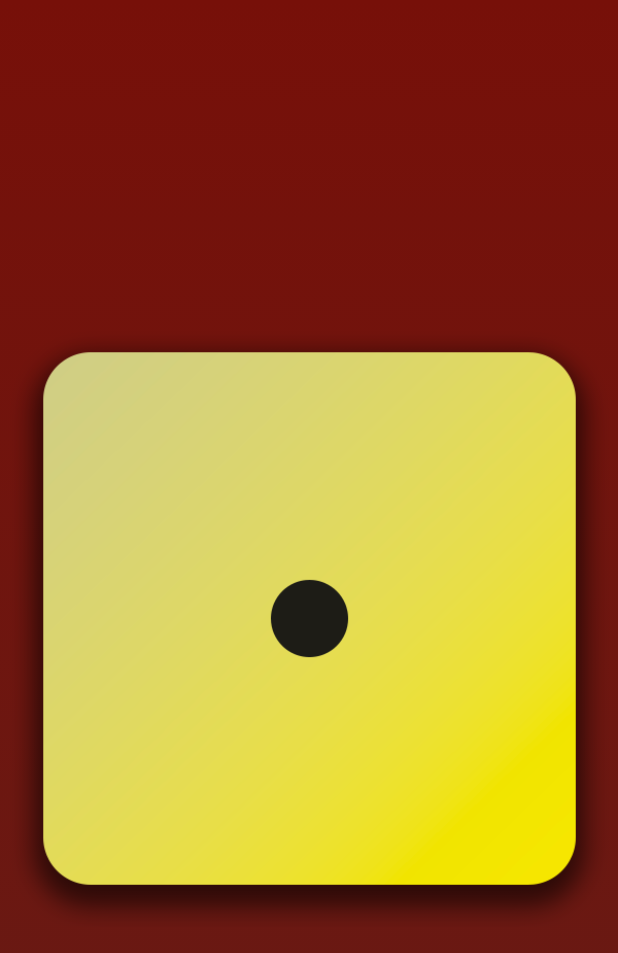
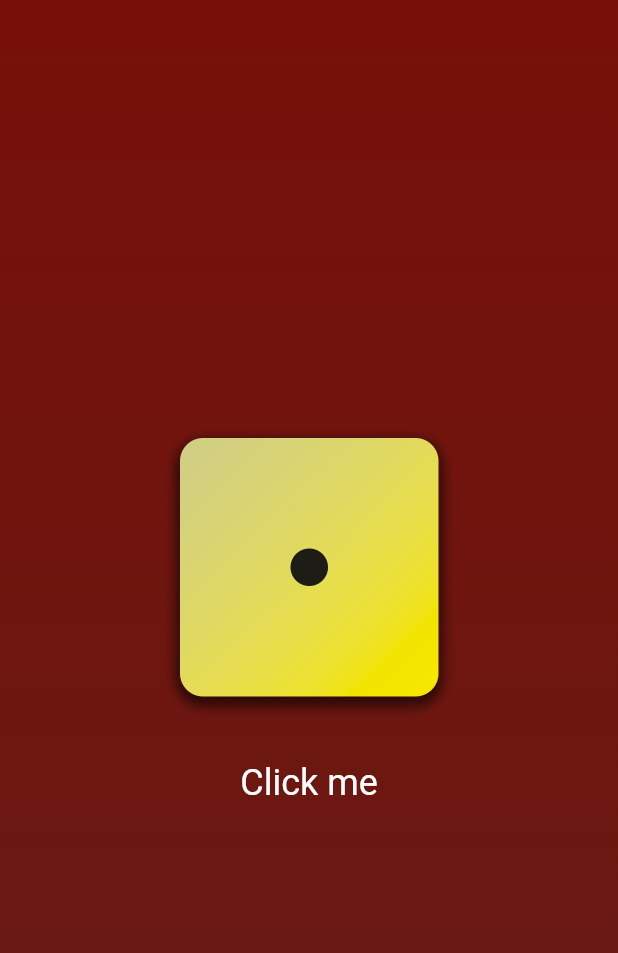
Before and after one commit to carrington-115/flutter-course, a Flutter app: the screen it shows after launch, on a phone screen of 412 x 824 dp. Shown: the top 953 px of the screen. Run offline on Flutter 3.47's test engine with Material 3 defaults, Android fonts, the phone set to English and light mode, and no system bars.

Commit message:
learned how to add buttons and use functions in them learned how to add columns learned how to style buttons

```diff
--- a/lib/gradient_container.dart
+++ b/lib/gradient_container.dart
@@ -6,8 +6,15 @@ const startAlign = Alignment.topCenter;
 const endAlign = Alignment.bottomCenter;
 
 class GradientContainer extends StatelessWidget {
-  const GradientContainer(this.colors, {super.key});
+  GradientContainer(this.colors, {super.key});
   final List<Color> colors;
+
+  var diceImage = 'assets/images/dice-1.png';
+  void rollDice() {
+    // handle roll
+    diceImage = 'assets/images/dice-3.png';
+    print("Changed the dice ....");
+  }
 
   @override // override all the features from StatelessWidget
   Widget build(context) {
@@ -19,7 +26,23 @@ class GradientContainer extends StatelessWidget {
           end: endAlign,
         ),
       ),
-      child: Center(child: Image.asset('assets/images/dice-1.png')),
+      child: Center(
+        child: Column(
+          mainAxisSize: MainAxisSize.min,
+          children: [
+            Image.asset(diceImage, width: 200),
+            SizedBox(height: 20),
+            TextButton(
+              onPressed: rollDice,
+              style: TextButton.styleFrom(
+                foregroundColor: Colors.white,
+                textStyle: TextStyle(fontSize: 24),
+              ),
+              child: const Text("Click me"),
+            ),
+          ],
+        ),
+      ),
     );
   }
 }
--- a/lib/main.dart
+++ b/lib/main.dart
@@ -3,7 +3,7 @@ import "package:intro_to_dart_and_flutter/gradient_container.dart";
 
 void main() {
   runApp(
-    const MaterialApp(
+    MaterialApp(
       home: Scaffold(
         body: GradientContainer([
           Color.fromARGB(255, 119, 16, 9),
```
